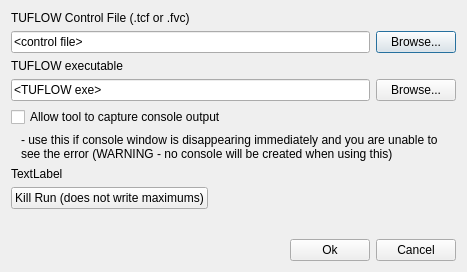
The window that tuflow/forms/ui_tuflowqgis_run_tf_simple.ui (TUFLOW-Support/QGIS-TUFLOW-Plugin) describes before a commit, drawn with Qt 5.
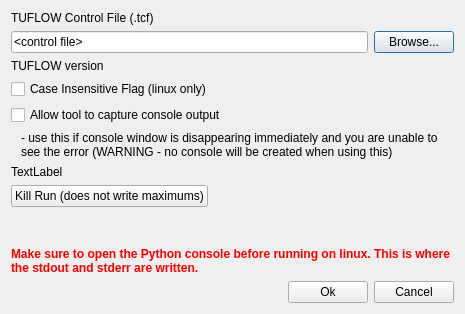
The same window after the commit.

```diff
--- a/tuflow/forms/ui_tuflowqgis_run_tf_simple.ui
+++ b/tuflow/forms/ui_tuflowqgis_run_tf_simple.ui
@@ -6,8 +6,8 @@
    <rect>
     <x>0</x>
     <y>0</y>
-    <width>467</width>
-    <height>272</height>
+    <width>465</width>
+    <height>314</height>
    </rect>
   </property>
   <property name="windowTitle">
@@ -17,7 +17,7 @@
    <item>
     <widget class="QLabel" name="label_1">
      <property name="text">
-      <string>TUFLOW Control File (.tcf or .fvc)</string>
+      <string>TUFLOW Control File (.tcf)</string>
      </property>
     </widget>
    </item>
@@ -45,30 +45,19 @@
    <item>
     <widget class="QLabel" name="label_2">
      <property name="text">
-      <string>TUFLOW executable</string>
+      <string>TUFLOW version</string>
      </property>
     </widget>
    </item>
    <item>
-    <layout class="QHBoxLayout" name="horizontalLayout_2">
-     <item>
-      <widget class="QLineEdit" name="TUFLOW_exe">
-       <property name="text">
-        <string>&lt;TUFLOW exe&gt;</string>
-       </property>
-       <property name="readOnly">
-        <bool>false</bool>
-       </property>
-      </widget>
+    <layout class="QHBoxLayout" name="tuflow_version_layout"/>
      </item>
      <item>
-      <widget class="QPushButton" name="browseexe">
+    <widget class="QCheckBox" name="cb_case_insensitive">
        <property name="text">
-        <string>Browse...</string>
-       </property>
-      </widget>
-     </item>
-    </layout>
+      <string>Case Insensitive Flag (linux only)</string>
+     </property>
+    </widget>
    </item>
    <item>
     <layout class="QHBoxLayout" name="horizontalLayout_4">
@@ -158,6 +147,16 @@
      </property>
     </spacer>
    </item>
+   <item>
+    <widget class="QLabel" name="label_linux_warning">
+     <property name="text">
+      <string>&lt;html&gt;&lt;head/&gt;&lt;body&gt;&lt;p&gt;&lt;span style=&quot; font-weight:600; color:#ff0000;&quot;&gt;Make sure to open the Python console before running on linux. This is where the stdout and stderr are written.&lt;/span&gt;&lt;/p&gt;&lt;/body&gt;&lt;/html&gt;</string>
+     </property>
+     <property name="wordWrap">
+      <bool>true</bool>
+     </property>
+    </widget>
+   </item>
    <item>
     <layout class="QHBoxLayout" name="horizontalLayout_3">
      <item>
```
Lines whose indentation alone changed are shown as unchanged.
